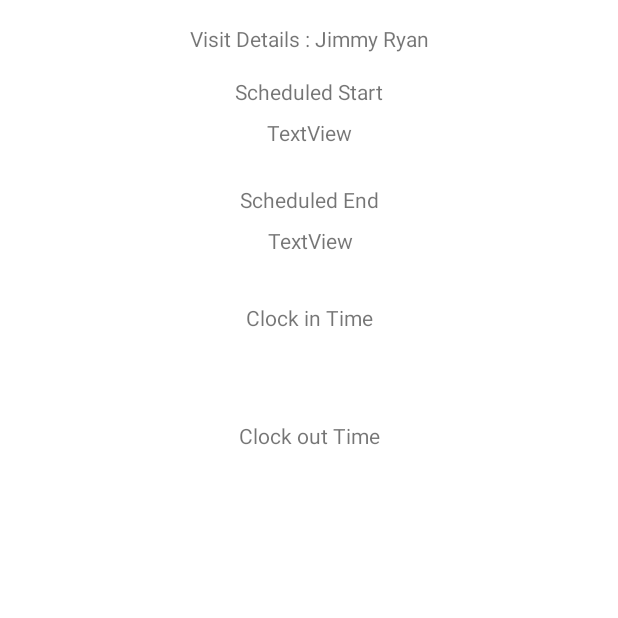
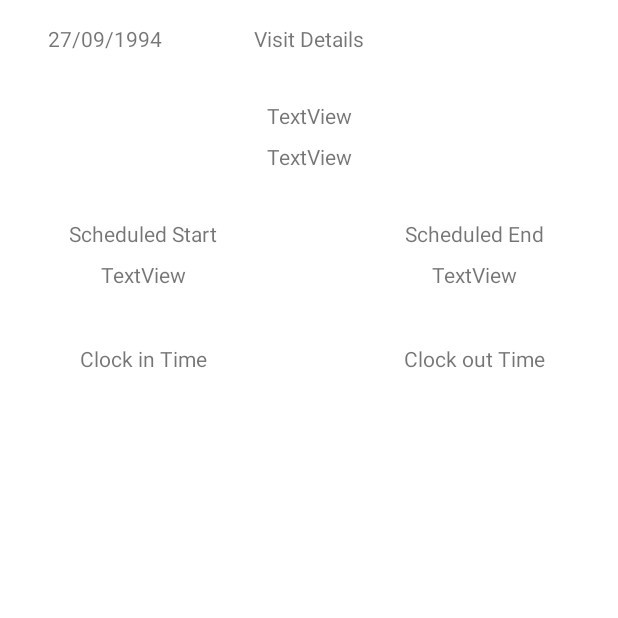
Before and after one commit to ColinM94/FYP, an Android app: the VisitActivity screen opened directly, with no data from a screen before it, on a phone screen of 412 x 824 dp, the top half of it. Run offline under Robolectric (Android 15) with nearby library versions, the phone set to English and light mode, and no system bars; our stand-ins replace Firebase (no records; nobody signed in at launch, a user with empty details on screens opened directly); 2 statements that could not run were skipped.

Commit message:
Fix Issues caused by DB changes
- Profile: Fix details not showing or updating.
- Visits: Format dates and times.
- Visits: Now passing clicked visitId to visit.
- Visit: visitId no longer hardcoded.
- Visit: Format dates and times.
- Visit: Add client name and address.
- Client: Fix details not showing.

```diff
--- a/app/build.gradle
+++ b/app/build.gradle
@@ -10,8 +10,8 @@ android {
         applicationId "com.colinmaher.carersapp"
         minSdkVersion 26
         targetSdkVersion 29
-        versionCode 1
-        versionName "1.0"
+        versionCode 2
+        versionName "0.1"
         testInstrumentationRunner "androidx.test.runner.AndroidJUnitRunner"
         multiDexEnabled true
     }
@@ -50,8 +50,6 @@ dependencies {
     implementation "org.jetbrains.kotlinx:kotlinx-coroutines-android:1.1.1"
     implementation 'org.jetbrains.kotlinx:kotlinx-coroutines-play-services:1.1.1'
     implementation "org.jetbrains.anko:anko:0.10.8"
-
-
 }
 
 
--- a/app/src/main/java/com/colinmaher/carersapp/ClientActivity.kt
+++ b/app/src/main/java/com/colinmaher/carersapp/ClientActivity.kt
@@ -27,7 +27,7 @@ class ClientActivity : AppCompatActivity() {
 
         CoroutineScope(Dispatchers.IO).launch {
             // Get client details.
-            val client = db.collection("clientDetails").document(clientId).get().await().toObject(Client::class.java)
+            val client = db.collection("clients").document(clientId).get().await().toObject(Client::class.java)
 
             log(client.toString())
             if(client != null){
--- a/app/src/main/java/com/colinmaher/carersapp/MainActivity.kt
+++ b/app/src/main/java/com/colinmaher/carersapp/MainActivity.kt
@@ -54,7 +54,6 @@ class MainActivity : AppCompatActivity(){
             .replace(R.id.container, visitsFragment)
             .setTransition(FragmentTransaction.TRANSIT_FRAGMENT_FADE)
             .commit()
-
     }
 
     override fun onResume() {
--- a/app/src/main/java/com/colinmaher/carersapp/VisitActivity.kt
+++ b/app/src/main/java/com/colinmaher/carersapp/VisitActivity.kt
@@ -11,6 +11,7 @@ import android.text.TextWatcher
 import androidx.appcompat.app.AppCompatActivity
 import com.colinmaher.carersapp.extensions.log
 import com.colinmaher.carersapp.extensions.toast
+import com.colinmaher.carersapp.models.Client
 import com.colinmaher.carersapp.models.Visit
 import com.google.firebase.firestore.FirebaseFirestore
 import kotlinx.android.synthetic.main.activity_visit.*
@@ -19,14 +20,19 @@ import kotlinx.coroutines.Dispatchers
 import kotlinx.coroutines.launch
 import kotlinx.coroutines.tasks.await
 import kotlinx.coroutines.withContext
+import java.text.SimpleDateFormat
 import java.time.Instant
 import java.time.format.DateTimeFormatter
+
 
 class VisitActivity : AppCompatActivity() {
 
     private val db = FirebaseFirestore.getInstance()
-    var nfcId = ""
-    var clientId = "C82BmriRdLofgqMbBEMO"
+    private var nfcId = ""
+    var clientId = ""
+    var visitId = ""
+    //private val clientId = intent.getStringExtra"id")
+
 
     override fun onCreate(savedInstanceState: Bundle?) {
         super.onCreate(savedInstanceState)
@@ -34,6 +40,8 @@ class VisitActivity : AppCompatActivity() {
 
         supportActionBar?.setDisplayHomeAsUpEnabled(true)
         supportActionBar?.title = "Visit Details"
+
+        visitId = intent.getStringExtra("visitId")
 
         val id = intent.getStringExtra("id")
 
@@ -59,13 +67,24 @@ class VisitActivity : AppCompatActivity() {
 
         CoroutineScope(Dispatchers.IO).launch {
             // Get client details.
-            val visit =
-                db.collection("visitDetails").document(id).get().await().toObject(Visit::class.java)
+            val visit = db.collection("visitDetails").document(visitId).get().await().toObject(Visit::class.java)
+            val client = db.collection("clients").document(visit!!.clientId).get().await().toObject(Client::class.java)
 
-            if (visit != null) {
+
+            val datePattern = "dd/mm/yyyy"
+            val timePattern = "HH:SS"
+            val dateFormat = SimpleDateFormat(datePattern)
+            val timeFormat = SimpleDateFormat(timePattern)
+
+            if (visit != null && client != null) {
                 withContext(Dispatchers.Main) {
-                    textview_visit_starttime.text = visit.startTime!!.toDate().toString()
-                    textview_visit_endtime.text = visit.endTime!!.toDate().toString()
+                    clientId = visit.clientId
+                    textview_visit_date.text = dateFormat.format(visit.startTime!!.toDate())
+                    textview_visit_starttime.text = timeFormat.format(visit.startTime!!.toDate())
+                    textview_visit_endtime.text = timeFormat.format(visit.endTime!!.toDate())
+                    textview_visititem_name.text = client.name
+                    textview_visit_address.text = "${client.address1}, ${client.address2}, ${client.town}, ${client.county}, ${client.eircode}"
+                    //textview_visit_endtime.text = visit.endTime!!.toDate().toString()
                 }
             }
         }
@@ -125,8 +144,6 @@ class VisitActivity : AppCompatActivity() {
         textview_visit_clockouttime.text = DateTimeFormatter.ISO_INSTANT.format(Instant.now()).toString()
     }
 
-
-
     private fun processNdefMessages(ndefMessages: Array<NdefMessage?>) {
         // Go through all NDEF messages found on the NFC tag
         for (curMsg in ndefMessages) {
--- a/app/src/main/java/com/colinmaher/carersapp/models/User.kt
+++ b/app/src/main/java/com/colinmaher/carersapp/models/User.kt
@@ -3,11 +3,13 @@ package com.colinmaher.carersapp.models
 import java.io.Serializable
 
 data class User(
+    var id: String = "",
     var name: String = "",
     var role: String = "",
     var address1: String = "",
     var address2: String = "",
     var town: String = "",
     var county: String = "",
-    var eircode: String = ""
-) : Serializable
+    var eircode: String = "",
+    var active: Boolean = true
+)
--- a/app/src/main/res/layout/activity_visit.xml
+++ b/app/src/main/res/layout/activity_visit.xml
@@ -11,7 +11,7 @@
             android:layout_width="wrap_content"
             android:layout_height="wrap_content"
             android:layout_marginTop="16dp"
-            android:text="Visit Details : Jimmy Ryan"
+            android:text="@string/visit_title"
             app:layout_constraintEnd_toEndOf="parent"
             app:layout_constraintStart_toStartOf="parent"
             app:layout_constraintTop_toTopOf="parent" />
@@ -22,9 +22,9 @@
             android:layout_height="wrap_content"
             android:layout_marginTop="8dp"
             android:text="TextView"
-            app:layout_constraintEnd_toEndOf="@+id/textview_visit_title"
-            app:layout_constraintStart_toStartOf="@+id/textview_visit_title"
-            app:layout_constraintTop_toBottomOf="@+id/textView2" />
+            app:layout_constraintEnd_toEndOf="@+id/textview_visit_starttime"
+            app:layout_constraintStart_toStartOf="@+id/textview_visit_starttime"
+            app:layout_constraintTop_toBottomOf="@+id/textview_visit_starttime" />
 
     <TextView
             android:id="@+id/textview_visit_clockintime"
@@ -50,10 +50,9 @@
             android:layout_height="wrap_content"
             android:layout_marginTop="8dp"
             android:text="TextView"
-            app:layout_constraintEnd_toEndOf="@+id/textview_visit_clockintime"
-            app:layout_constraintHorizontal_bias="0.508"
-            app:layout_constraintStart_toStartOf="@+id/textview_visit_clockintime"
-            app:layout_constraintTop_toBottomOf="@+id/textView3" />
+            app:layout_constraintEnd_toEndOf="@+id/textview_visit_endtime"
+            app:layout_constraintStart_toStartOf="@+id/textview_visit_endtime"
+            app:layout_constraintTop_toBottomOf="@+id/textview_visit_endtime" />
 
     <EditText
             android:id="@+id/editText2"
@@ -69,42 +68,74 @@
             app:layout_constraintStart_toStartOf="parent" />
 
     <TextView
-            android:id="@+id/textView2"
+            android:id="@+id/textview_visit_starttime"
             android:layout_width="wrap_content"
             android:layout_height="wrap_content"
-            android:layout_marginTop="16dp"
+            android:layout_marginStart="32dp"
+            android:layout_marginTop="32dp"
             android:text="Scheduled Start"
+            app:layout_constraintEnd_toStartOf="@+id/textview_visit_endtime"
+            app:layout_constraintHorizontal_bias="0.102"
+            app:layout_constraintStart_toStartOf="parent"
+            app:layout_constraintTop_toBottomOf="@+id/textview_visit_address" />
+
+    <TextView
+            android:id="@+id/textview_visit_endtime"
+            android:layout_width="wrap_content"
+            android:layout_height="wrap_content"
+            android:text="Scheduled End"
+            app:layout_constraintEnd_toEndOf="parent"
+            app:layout_constraintHorizontal_bias="0.845"
+            app:layout_constraintStart_toStartOf="parent"
+            app:layout_constraintTop_toTopOf="@+id/textview_visit_starttime" />
+
+    <TextView
+            android:id="@+id/textView4"
+            android:layout_width="wrap_content"
+            android:layout_height="wrap_content"
+            android:layout_marginTop="64dp"
+            android:text="Clock in Time"
+            app:layout_constraintEnd_toEndOf="@+id/textview_visit_starttime"
+            app:layout_constraintStart_toStartOf="@+id/textview_visit_starttime"
+            app:layout_constraintTop_toBottomOf="@+id/textview_visit_starttime" />
+
+    <TextView
+            android:id="@+id/textView5"
+            android:layout_width="wrap_content"
+            android:layout_height="wrap_content"
+            android:layout_marginTop="64dp"
+            android:text="Clock out Time"
+            app:layout_constraintEnd_toEndOf="@+id/textview_visit_endtime"
+            app:layout_constraintStart_toStartOf="@+id/textview_visit_endtime"
+            app:layout_constraintTop_toBottomOf="@+id/textview_visit_endtime" />
+
+    <TextView
+            android:id="@+id/textview_visit_date"
+            android:layout_width="wrap_content"
+            android:layout_height="wrap_content"
+            android:layout_marginStart="32dp"
+            android:text="27/09/1994"
+            app:layout_constraintBottom_toBottomOf="@+id/textview_visit_title"
+            app:layout_constraintStart_toStartOf="parent"
+            app:layout_constraintTop_toTopOf="@+id/textview_visit_title" />
+
+    <TextView
+            android:id="@+id/textview_visititem_name"
+            android:layout_width="wrap_content"
+            android:layout_height="wrap_content"
+            android:layout_marginTop="32dp"
+            android:text="TextView"
             app:layout_constraintEnd_toEndOf="parent"
             app:layout_constraintStart_toStartOf="parent"
             app:layout_constraintTop_toBottomOf="@+id/textview_visit_title" />
 
     <TextView
-            android:id="@+id/textView3"
+            android:id="@+id/textview_visit_address"
             android:layout_width="wrap_content"
             android:layout_height="wrap_content"
-            android:layout_marginTop="88dp"
-            android:text="Scheduled End"
-            app:layout_constraintEnd_toEndOf="parent"
-            app:layout_constraintStart_toStartOf="parent"
-            app:layout_constraintTop_toBottomOf="@+id/textview_visit_title" />
-
-    <TextView
-            android:id="@+id/textView4"
-            android:layout_width="wrap_content"
-            android:layout_height="wrap_content"
-            android:layout_marginTop="32dp"
-            android:text="Clock in Time"
-            app:layout_constraintEnd_toEndOf="parent"
-            app:layout_constraintStart_toStartOf="parent"
-            app:layout_constraintTop_toBottomOf="@+id/textview_visit_endtime" />
-
-    <TextView
-            android:id="@+id/textView5"
-            android:layout_width="wrap_content"
-            android:layout_height="wrap_content"
-            android:layout_marginTop="32dp"
-            android:text="Clock out Time"
-            app:layout_constraintEnd_toEndOf="parent"
-            app:layout_constraintStart_toStartOf="parent"
-            app:layout_constraintTop_toBottomOf="@+id/textview_visit_clockintime" />
+            android:layout_marginTop="8dp"
+            android:text="TextView"
+            app:layout_constraintEnd_toEndOf="@+id/textview_visititem_name"
+            app:layout_constraintStart_toStartOf="@+id/textview_visititem_name"
+            app:layout_constraintTop_toBottomOf="@+id/textview_visititem_name" />
 </androidx.constraintlayout.widget.ConstraintLayout>
--- a/app/src/main/res/layout/visit_item.xml
+++ b/app/src/main/res/layout/visit_item.xml
@@ -10,13 +10,13 @@
         android:foreground="?android:attr/selectableItemBackground">
 
     <TextView
-            android:id="@+id/textview_visit_name"
+            android:id="@+id/textview_visititem_name"
             android:layout_width="104dp"
             android:layout_height="match_parent"
             android:textAppearance="?attr/textAppearanceListItem" />
 
     <TextView
-            android:id="@+id/textview_visit_location"
+            android:id="@+id/textview_visititem_location"
             android:layout_width="200dp"
             android:layout_height="match_parent"
             android:textAppearance="?attr/textAppearanceListItem"
```
Also changed, not shown: app/src/main/java/com/colinmaher/carersapp/SignupActivity.kt (+9 -5 lines), app/src/main/java/com/colinmaher/carersapp/fragments/ProfileFragment.kt (+1 -7 lines), app/src/main/java/com/colinmaher/carersapp/fragments/VisitsFragment.kt (+7 -4 lines).
